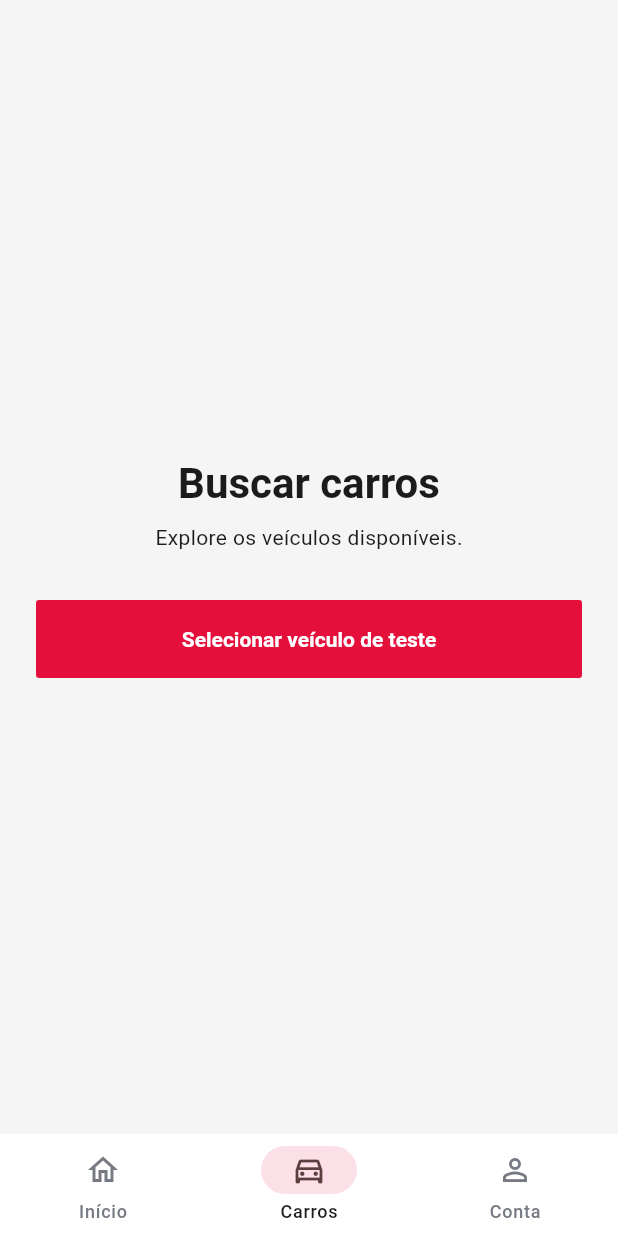
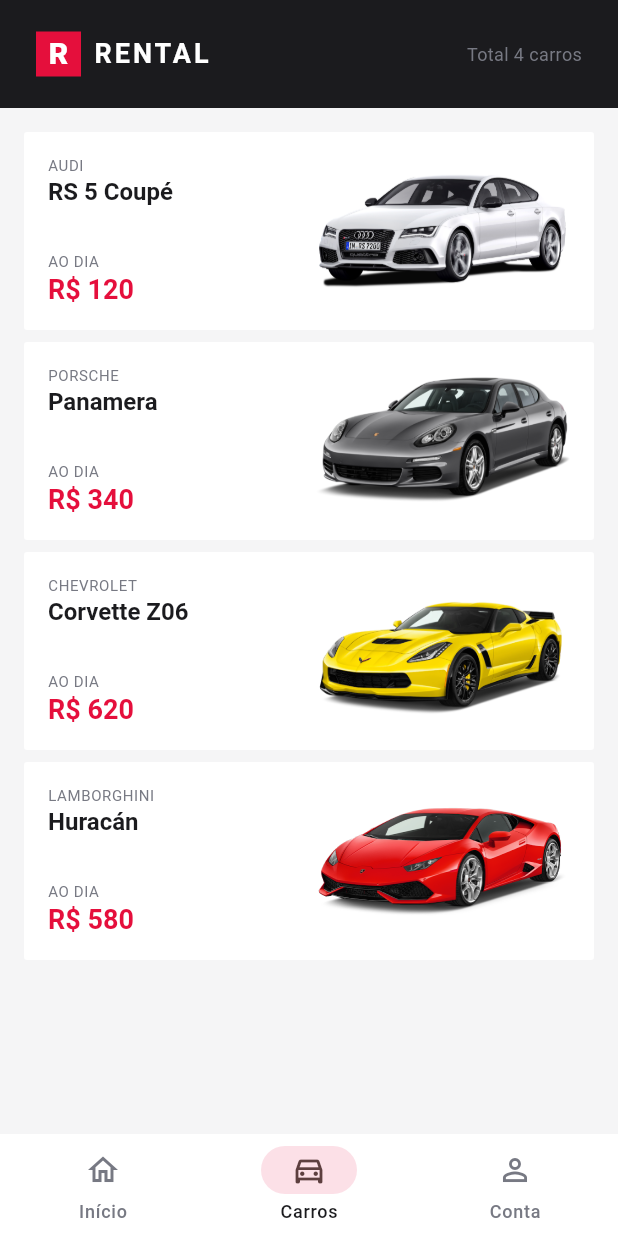
Before and after one commit to felpfsf/drivr_rental_poc, a Flutter app: the screen it shows after launch, item 2 of the bottom bar chosen, on a phone screen of 412 x 824 dp. Run offline on Flutter 3.47's test engine with Material 3 defaults, Android fonts, the phone set to English and light mode, and no system bars; our stand-ins replace go_router, material_ui.

Commit message:
feat(catalog_mfe): implement car catalog with mock data and presentation components

```diff
--- a/packages/features/catalog_mfe/lib/catalog_mfe.dart
+++ b/packages/features/catalog_mfe/lib/catalog_mfe.dart
@@ -1,43 +1,3 @@
-import 'package:design_system/design_system.dart';
-import 'package:material_ui/material_ui.dart';
+library;
 
-class CatalogPage extends StatelessWidget {
-  const CatalogPage({
-    super.key,
-    required this.title,
-    required this.onCarSelected,
-  });
-
-  final String title;
-  final ValueChanged<String> onCarSelected;
-
-  @override
-  Widget build(BuildContext context) {
-    final typography = Theme.of(context).textTheme;
-
-    return Center(
-      child: Padding(
-        padding: const EdgeInsets.all(AppSpacing.lg),
-        child: Column(
-          mainAxisSize: MainAxisSize.min,
-          children: [
-            Text(
-              title,
-              style: typography.headlineMedium,
-            ),
-            const SizedBox(height: AppSpacing.sm),
-            Text(
-              'Explore os veículos disponíveis.',
-              style: typography.bodyMedium,
-            ),
-            const SizedBox(height: AppSpacing.xl),
-            AppButton(
-              label: 'Selecionar veículo de teste',
-              onPressed: () => onCarSelected('car-001'),
-            ),
-          ],
-        ),
-      ),
-    );
-  }
-}
+export 'src/presentation/catalog_page.dart';
--- /dev/null
+++ b/packages/features/catalog_mfe/lib/src/data/mock_cars.dart
@@ -0,0 +1,32 @@
+import 'package:catalog_mfe/src/models/drivr_rental_car.dart';
+
+const mockCars = <DrivrRentalCar>[
+  DrivrRentalCar(
+    id: 'car-001',
+    brand: 'Audi',
+    model: 'RS 5 Coupé',
+    dailyPrice: 120,
+    imageAsset: 'assets/cars/audi_rs5.png',
+  ),
+  DrivrRentalCar(
+    id: 'car-002',
+    brand: 'Porsche',
+    model: 'Panamera',
+    dailyPrice: 340,
+    imageAsset: 'assets/cars/porsche_panamera.png',
+  ),
+  DrivrRentalCar(
+    id: 'car-003',
+    brand: 'Chevrolet',
+    model: 'Corvette Z06',
+    dailyPrice: 620,
+    imageAsset: 'assets/cars/corvette_z06.png',
+  ),
+  DrivrRentalCar(
+    id: 'car-004',
+    brand: 'Lamborghini',
+    model: 'Huracán',
+    dailyPrice: 580,
+    imageAsset: 'assets/cars/lamborghini_huracan.png',
+  ),
+];
--- /dev/null
+++ b/packages/features/catalog_mfe/lib/src/models/drivr_rental_car.dart
@@ -0,0 +1,16 @@
+class DrivrRentalCar {
+  final String id;
+  final String brand;
+  final String model;
+  final int dailyPrice;
+
+  final String? imageAsset;
+
+  const DrivrRentalCar({
+    required this.id,
+    required this.brand,
+    required this.model,
+    required this.dailyPrice,
+    this.imageAsset,
+  });
+}
--- /dev/null
+++ b/packages/features/catalog_mfe/lib/src/presentation/catalog_page.dart
@@ -0,0 +1,118 @@
+import 'package:design_system/design_system.dart';
+import 'package:flutter/services.dart';
+import 'package:material_ui/material_ui.dart';
+
+import '../data/mock_cars.dart';
+import 'widgets/car_card.dart';
+
+class CatalogPage extends StatelessWidget {
+  const CatalogPage({
+    super.key,
+    required this.title,
+    required this.onCarSelected,
+  });
+
+  final String title;
+  final ValueChanged<String> onCarSelected;
+
+  @override
+  Widget build(BuildContext context) {
+    const thumbnailColors = [
+      Color(0xFF8B929B),
+      Color(0xFF38393C),
+      Color(0xFFE1B900),
+      AppColors.primary,
+    ];
+
+    return Semantics(
+      label: '$title - catálogo de veículos',
+      child: Column(
+        children: [
+          _CatalogHeader(totalCars: mockCars.length),
+          Expanded(
+            child: ListView.separated(
+              key: const Key('catalog_list'),
+              padding: const EdgeInsets.all(AppSpacing.md),
+              itemCount: mockCars.length,
+              separatorBuilder: (context, index) =>
+                  const SizedBox(height: AppSpacing.sm),
+              itemBuilder: (context, index) {
+                final car = mockCars[index];
+
+                return CarCard(
+                  car: car,
+                  thumbnailColor:
+                      thumbnailColors[index % thumbnailColors.length],
+                  onTap: () => onCarSelected(car.id),
+                );
+              },
+            ),
+          ),
+        ],
+      ),
+    );
+  }
+}
+
+class _CatalogHeader extends StatelessWidget {
+  const _CatalogHeader({required this.totalCars});
+
+  final int totalCars;
+
+  @override
+  Widget build(BuildContext context) {
+    return AnnotatedRegion<SystemUiOverlayStyle>(
+      value: SystemUiOverlayStyle.light,
+      child: ColoredBox(
+        color: AppColors.ink,
+        child: SafeArea(
+          bottom: false,
+          child: SizedBox(
+            height: 72,
+            child: Padding(
+              padding: const EdgeInsets.symmetric(
+                horizontal: AppSpacing.lg,
+              ),
+              child: Row(
+                children: [
+                  Container(
+                    width: 30,
+                    height: 30,
+                    alignment: Alignment.center,
+                    color: AppColors.primary,
+                    child: const Text(
+                      'R',
+                      style: TextStyle(
+                        color: Colors.white,
+                        fontWeight: FontWeight.w900,
+                        fontSize: 20,
+                      ),
+                    ),
+                  ),
+                  const SizedBox(width: AppSpacing.sm),
+                  const Text(
+                    'RENTAL',
+                    style: TextStyle(
+                      color: Colors.white,
+                      fontSize: 18,
+                      fontWeight: FontWeight.w700,
+                      letterSpacing: 2,
+                    ),
+                  ),
+                  const Spacer(),
+                  Text(
+                    'Total $totalCars carros',
+                    style: const TextStyle(
+                      color: AppColors.muted,
+                      fontSize: 12,
+                    ),
+                  ),
+                ],
+              ),
+            ),
+          ),
+        ),
+      ),
+    );
+  }
+}
--- /dev/null
+++ b/packages/features/catalog_mfe/lib/src/presentation/widgets/car_card.dart
@@ -0,0 +1,127 @@
+import 'package:design_system/design_system.dart';
+import 'package:material_ui/material_ui.dart';
+
+import '../../models/drivr_rental_car.dart';
+
+class CarCard extends StatelessWidget {
+  const CarCard({
+    super.key,
+    required this.car,
+    required this.onTap,
+    required this.thumbnailColor,
+  });
+
+  final DrivrRentalCar car;
+  final VoidCallback onTap;
+  final Color thumbnailColor;
+
+  @override
+  Widget build(BuildContext context) {
+    final typography = Theme.of(context).textTheme;
+
+    return Material(
+      color: AppColors.surface,
+      borderRadius: BorderRadius.circular(2),
+      clipBehavior: Clip.antiAlias,
+      child: InkWell(
+        key: Key('car_card_${car.id}'),
+        onTap: onTap,
+        child: Padding(
+          padding: const EdgeInsets.all(AppSpacing.md),
+          child: SizedBox(
+            height: 100,
+            child: Row(
+              children: [
+                Expanded(
+                  flex: 5,
+                  child: Column(
+                    crossAxisAlignment: CrossAxisAlignment.start,
+                    children: [
+                      Text(
+                        car.brand.toUpperCase(),
+                        style: typography.bodySmall?.copyWith(
+                          fontSize: 10,
+                          color: AppColors.muted,
+                        ),
+                      ),
+                      Text(
+                        car.model,
+                        maxLines: 1,
+                        overflow: TextOverflow.ellipsis,
+                        style: typography.titleLarge?.copyWith(
+                          fontSize: 16,
+                        ),
+                      ),
+                      const Spacer(),
+                      Text(
+                        'AO DIA',
+                        style: typography.bodySmall?.copyWith(
+                          fontSize: 10,
+                        ),
+                      ),
+                      Text(
+                        'R\$ ${car.dailyPrice}',
+                        style: typography.titleLarge?.copyWith(
+                          color: AppColors.primary,
+                          fontSize: 18,
+                          fontWeight: FontWeight.w700,
+                        ),
+                      ),
+                    ],
+                  ),
+                ),
+                const SizedBox(width: AppSpacing.sm),
+                Expanded(
+                  flex: 5,
+                  child: _CarThumbnail(
+                    car: car,
+                    color: thumbnailColor,
+                  ),
+                ),
+              ],
+            ),
+          ),
+        ),
+      ),
+    );
+  }
+}
+
+class _CarThumbnail extends StatelessWidget {
+  const _CarThumbnail({
+    required this.car,
+    required this.color,
+  });
+
+  final DrivrRentalCar car;
+  final Color color;
+
+  @override
+  Widget build(BuildContext context) {
+    final placeholder = Container(
+      decoration: BoxDecoration(
+        color: AppColors.canvas,
+        borderRadius: BorderRadius.circular(4),
+      ),
+      alignment: Alignment.center,
+      child: Icon(
+        Icons.directions_car_filled_rounded,
+        size: 72,
+        color: color,
+      ),
+    );
+
+    if (car.imageAsset == null) {
+      return placeholder;
+    }
+
+    return Image.asset(
+      car.imageAsset!,
+      package: 'catalog_mfe',
+      fit: BoxFit.contain,
+      errorBuilder: (context, error, stackTrace) {
+        return placeholder;
+      },
+    );
+  }
+}
--- a/packages/features/catalog_mfe/pubspec.yaml
+++ b/packages/features/catalog_mfe/pubspec.yaml
@@ -22,3 +22,5 @@ dev_dependencies:
   flutter_lints: ^6.0.0
 
 flutter:
+  assets:
+    - assets/cars/
```
